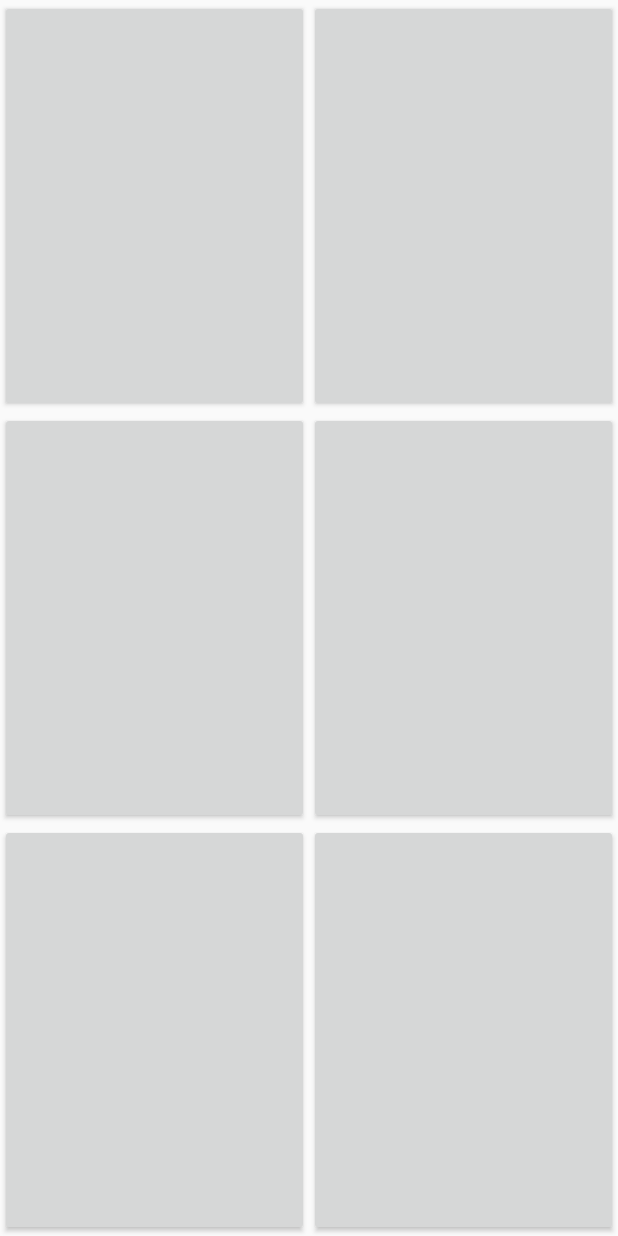
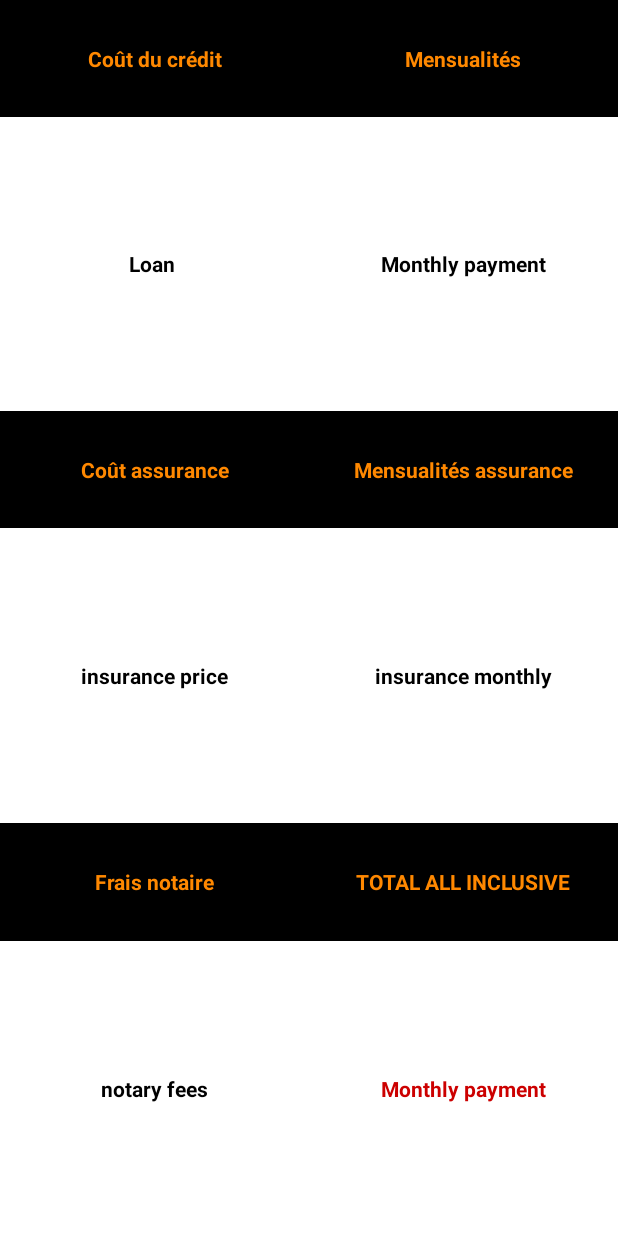
Before and after one commit to redabehairi/papoulsous, an Android app: the layout activity_result.xml on its own in the app's theme, with its tools: preview values and no code run, on a phone screen of 412 x 824 dp. Run offline under Robolectric (Android 15) with nearby library versions, the phone set to English and light mode, and no system bars.

Commit message:
Formulaire résultat + styles.xml

```diff
--- a/app/src/main/java/fr/redman/formvalidation/Fields.java
+++ b/app/src/main/java/fr/redman/formvalidation/Fields.java
@@ -1,5 +1,5 @@
 package fr.redman.formvalidation;
 
 public enum Fields {
-    AMOUNT, RATE, LOAN_LENGTH, LOAN_PRICE, MONTHLY_PAYMENT;
+    AMOUNT, RATE, LOAN_LENGTH, LOAN_PRICE, MONTHLY_PAYMENT, INSURANCE_MONTHLY
 }
--- a/app/src/main/res/layout/activity_main.xml
+++ b/app/src/main/res/layout/activity_main.xml
@@ -14,7 +14,7 @@
         android:layout_width="match_parent"
         android:layout_height="wrap_content"
         android:id="@+id/et_amount"
-        android:hint="Amount"
+        android:hint="Capital emprunté"
         android:padding="10dp"
         android:inputType="numberDecimal"
         android:background="@android:color/white"/>
@@ -23,7 +23,7 @@
         android:layout_width="match_parent"
         android:layout_height="wrap_content"
         android:id="@+id/et_rate"
-        android:hint="Rate"
+        android:hint="Taux"
         android:padding="10dp"
         android:inputType="numberDecimal"
         android:layout_marginTop="10dp"
@@ -33,31 +33,24 @@
         android:layout_width="match_parent"
         android:layout_height="wrap_content"
         android:id="@+id/et_loan_length"
-        android:hint="Loan length"
+        android:hint="Durée en années"
         android:padding="10dp"
         android:inputType="numberDecimal"
         android:layout_marginTop="10dp"
         android:background="@android:color/white"/>
 
+
     <EditText
         android:layout_width="match_parent"
         android:layout_height="wrap_content"
-        android:id="@+id/et_loan_price"
-        android:hint="Loan price"
+        android:id="@+id/et_ptz"
+        android:hint="PTZ"
         android:padding="10dp"
         android:inputType="numberDecimal"
         android:layout_marginTop="10dp"
         android:background="@android:color/white"/>
 
-    <EditText
-        android:layout_width="match_parent"
-        android:layout_height="wrap_content"
-        android:id="@+id/et_monthly_payment"
-        android:hint="Monthly payment"
-        android:padding="10dp"
-        android:inputType="numberDecimal"
-        android:layout_marginTop="10dp"
-        android:background="@android:color/white"/>
+
 
     <Button
         android:layout_width="wrap_content"
--- a/app/src/main/res/layout/activity_result.xml
+++ b/app/src/main/res/layout/activity_result.xml
@@ -1,57 +1,114 @@
 <?xml version="1.0" encoding="utf-8"?>
 <LinearLayout xmlns:android="http://schemas.android.com/apk/res/android"
+    xmlns:tools="http://schemas.android.com/tools"
     android:layout_width="match_parent"
     android:layout_height="match_parent"
     android:orientation="vertical" >
-
     <LinearLayout
         android:layout_width="match_parent"
         android:layout_height="0dip"
         android:orientation="horizontal"
-        android:layout_weight="1" >
+        android:layout_weight="0.2" >
 
-        <Button
-            android:layout_width="0dip"
-            android:layout_height="match_parent"
-            android:layout_weight="1" />
+        <TextView
+            style="@style/LabelText"
+            android:layout_weight="1"
+            android:hint="Coût du crédit"
+            tools:ignore="RtlCompat" />
+        <TextView
+            style="@style/LabelText"
+            android:hint="Mensualités"
+            tools:ignore="RtlCompat" />
+    </LinearLayout>
+    <LinearLayout
+        android:layout_width="match_parent"
+        android:layout_height="0dip"
+        android:orientation="horizontal"
+        android:layout_weight="0.5" >
 
-        <Button
-            android:layout_width="0dip"
-            android:layout_height="match_parent"
-            android:layout_weight="1"/>
+        <TextView
+            style="@style/ValueText"
+            android:id="@+id/et_loan_price"
+            android:hint="Loan "
+            android:inputType="numberDecimal"
+            tools:ignore="RtlCompat"/>
+
+        <TextView
+            style="@style/ValueText"
+            android:id="@+id/et_monthly_payment"
+            android:hint="Monthly payment"
+            android:inputType="numberDecimal"
+            tools:ignore="RtlCompat"/>
     </LinearLayout>
 
     <LinearLayout
         android:layout_width="match_parent"
         android:layout_height="0dip"
         android:orientation="horizontal"
-        android:layout_weight="1" >
+        android:layout_weight="0.2" >
 
-        <Button
-            android:layout_width="0dip"
-            android:layout_height="match_parent"
-            android:layout_weight="1" />
+        <TextView
+            style="@style/LabelText"
+            android:hint="Coût assurance"
+            tools:ignore="RtlCompat" />
 
-        <Button
-            android:layout_width="0dip"
-            android:layout_height="match_parent"
-            android:layout_weight="1"/>
+        <TextView
+            style="@style/LabelText"
+            android:hint="Mensualités assurance"
+            tools:ignore="RtlCompat" />
+    </LinearLayout>
+    <LinearLayout
+        android:layout_width="match_parent"
+        android:layout_height="0dip"
+        android:orientation="horizontal"
+        android:layout_weight="0.5" >
+
+        <TextView
+            style="@style/ValueText"
+            android:hint="insurance price"
+            android:id="@+id/et_credit_insurance"
+            android:inputType="numberDecimal"
+            tools:ignore="RtlCompat"/>
+        <TextView
+            style="@style/ValueText"
+            android:hint="insurance monthly"
+            android:id="@+id/et_monthly_insurance"
+            android:inputType="numberDecimal"
+            tools:ignore="RtlCompat"/>
     </LinearLayout>
 
     <LinearLayout
         android:layout_width="match_parent"
         android:layout_height="0dip"
         android:orientation="horizontal"
-        android:layout_weight="1" >
+        android:layout_weight="0.2" >
 
-        <Button
-            android:layout_width="0dip"
-            android:layout_height="match_parent"
-            android:layout_weight="1" />
+        <TextView
+            style="@style/LabelText"
+            android:hint="Frais notaire"
+            tools:ignore="RtlCompat" />
 
-        <Button
-            android:layout_width="0dip"
-            android:layout_height="match_parent"
-            android:layout_weight="1" />
+        <TextView
+            style="@style/LabelText"
+            android:hint="TOTAL ALL INCLUSIVE"
+            tools:ignore="RtlCompat" />
+    </LinearLayout>
+    <LinearLayout
+        android:layout_width="match_parent"
+        android:layout_height="0dip"
+        android:orientation="horizontal"
+        android:layout_weight="0.5" >
+
+        <EditText
+            style="@style/ValueText"
+            android:id="@+id/et_notary_fees"
+            android:hint="notary fees"
+            android:inputType="numberDecimal"/>
+
+        <EditText
+            style="@style/ValueTextTotal"
+            android:id="@+id/et_total"
+            android:hint="Monthly payment"
+            android:inputType="numberDecimal"/>
     </LinearLayout>
 </LinearLayout>
--- a/app/src/main/res/values/styles.xml
+++ b/app/src/main/res/values/styles.xml
@@ -7,4 +7,30 @@
         <item name="colorAccent">@color/colorAccent</item>
     </style>
 
+    <style name="LabelText" parent="TextAppearance.AppCompat">
+        <item name="android:layout_weight">1</item>
+        <item name="android:layout_width">0dip</item>
+        <item name="android:layout_height">match_parent</item>
+        <item name="android:textStyle">bold</item>
+        <item name="android:gravity">center_vertical</item>
+        <item name="android:textAlignment">center</item>
+        <item name="android:background">@android:color/black</item>
+        <item name="android:textColorHint">@android:color/holo_orange_dark</item>
+    </style>
+
+    <style name="ValueText" parent="TextAppearance.AppCompat">
+        <item name="android:layout_weight">1</item>
+        <item name="android:layout_width">0dip</item>
+        <item name="android:layout_height">match_parent</item>
+        <item name="android:textStyle">bold</item>
+        <item name="android:gravity">center_vertical</item>
+        <item name="android:textAlignment">center</item>
+        <item name="android:background">@android:color/white</item>
+        <item name="android:textColorHint">@android:color/black</item>
+    </style>
+
+    <style name="ValueTextTotal" parent="ValueText">
+        <item name="android:textColorHint">@android:color/holo_red_dark</item>
+    </style>
+
 </resources>
```
